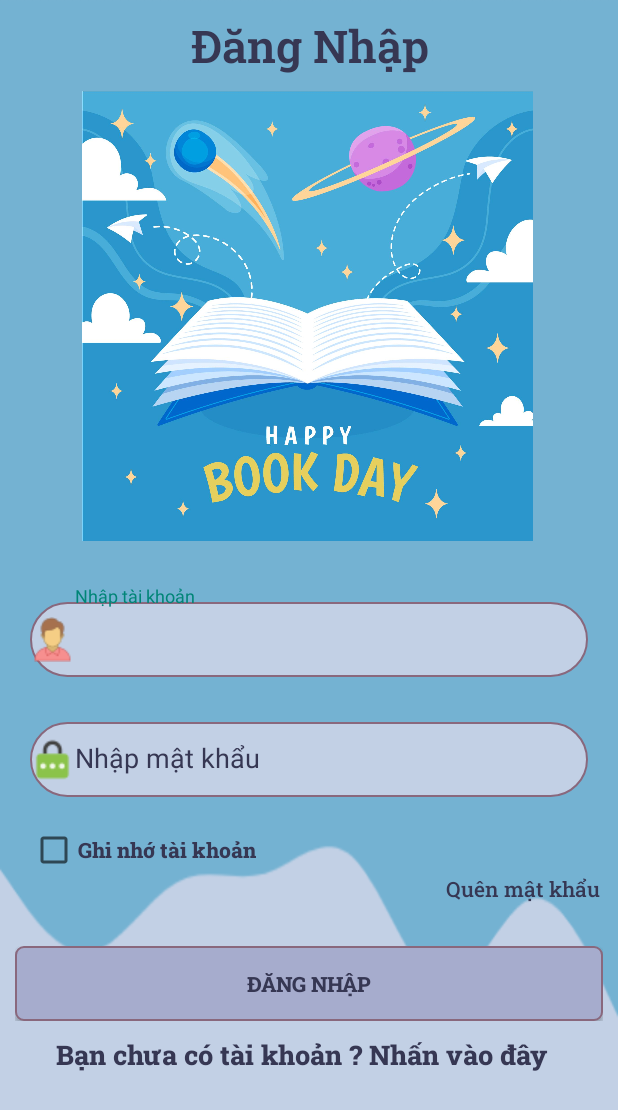
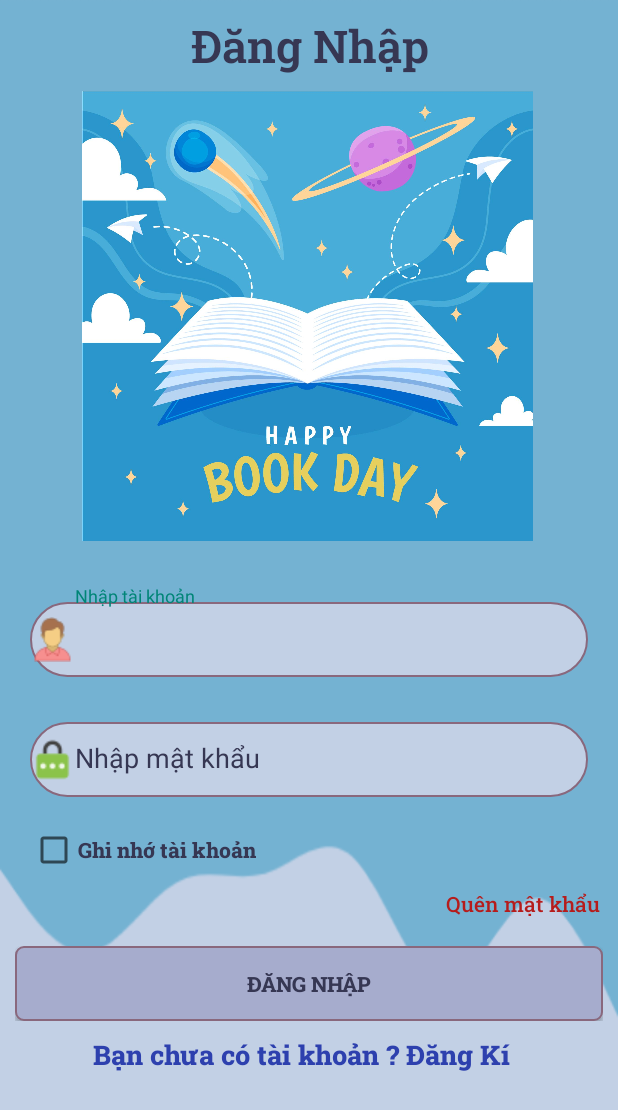
Before and after one commit to nguyenquangtung004/BookMarketFPHN, an Android app: the layout activity_dang_nhap.xml on its own in the app's theme, with its tools: preview values and no code run, on a phone screen of 412 x 824 dp. Shown: the top 1110 px of the screen. Run offline under Robolectric (Android 15) with nearby library versions, the phone set to English and light mode, and no system bars.

Commit message:
Hoàn thiện ghi nhớ tài khoản ở màn hình đăng nhập

```diff
--- a/app/src/main/res/layout/activity_dang_nhap.xml
+++ b/app/src/main/res/layout/activity_dang_nhap.xml
@@ -125,9 +125,10 @@
             android:layout_below="@+id/chk_dn_remember"
             android:layout_alignEnd="@+id/til_dn_ps"
             android:layout_marginEnd="-8dp"
+            android:layout_marginTop="10dp"
             android:fontFamily="@font/fonttieudemedium"
             android:text="@string/quen_mk"
-            android:textColor="@color/colortextChu" />
+            android:textColor="#B61C1C" />
     </RelativeLayout>
 
     <LinearLayout
@@ -155,8 +156,9 @@
         android:layout_gravity="center"
         android:layout_marginTop="10dp"
         android:fontFamily="@font/fonttieudeextrabold"
-        android:text="Bạn chưa có tài khoản ? Nhấn vào đây  "
-        android:textColor="@color/colortextChu"
+        android:text="Bạn chưa có tài khoản ? Đăng Kí  "
+        android:textColor="#2D40AE"
         android:textSize="18dp" />
 
+
 </LinearLayout>
```
Also changed, not shown: app/src/main/java/DuAn1_FPLHN/Nhom2/Book_Market/DangNhap.java (+21 -0 lines).
